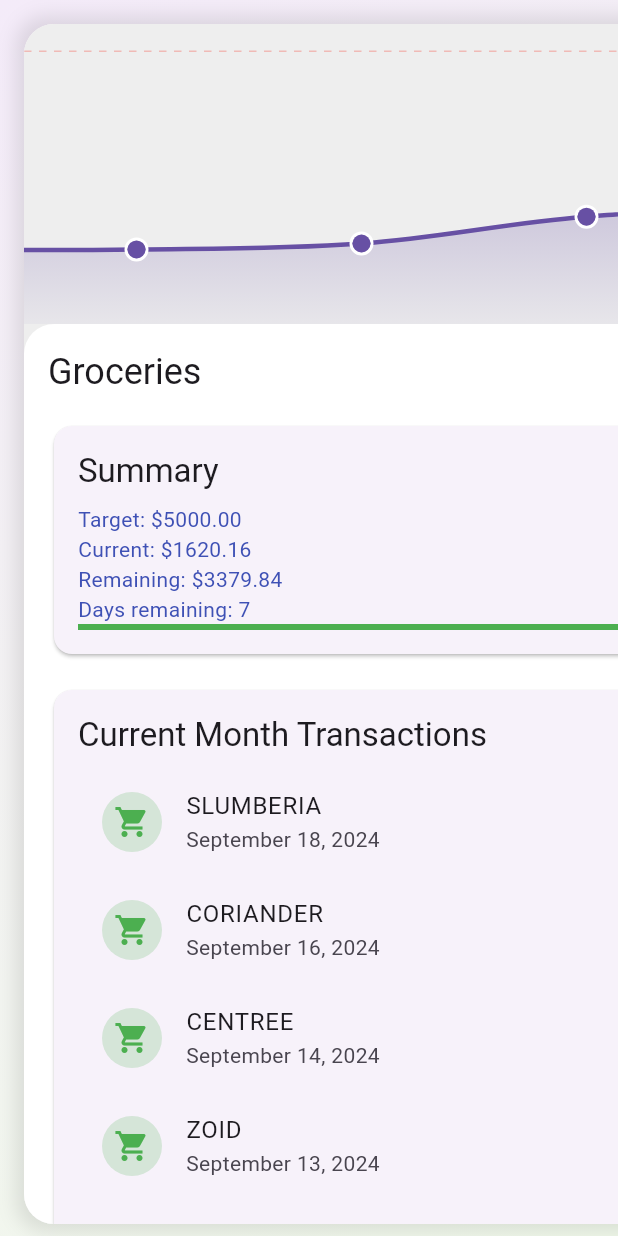
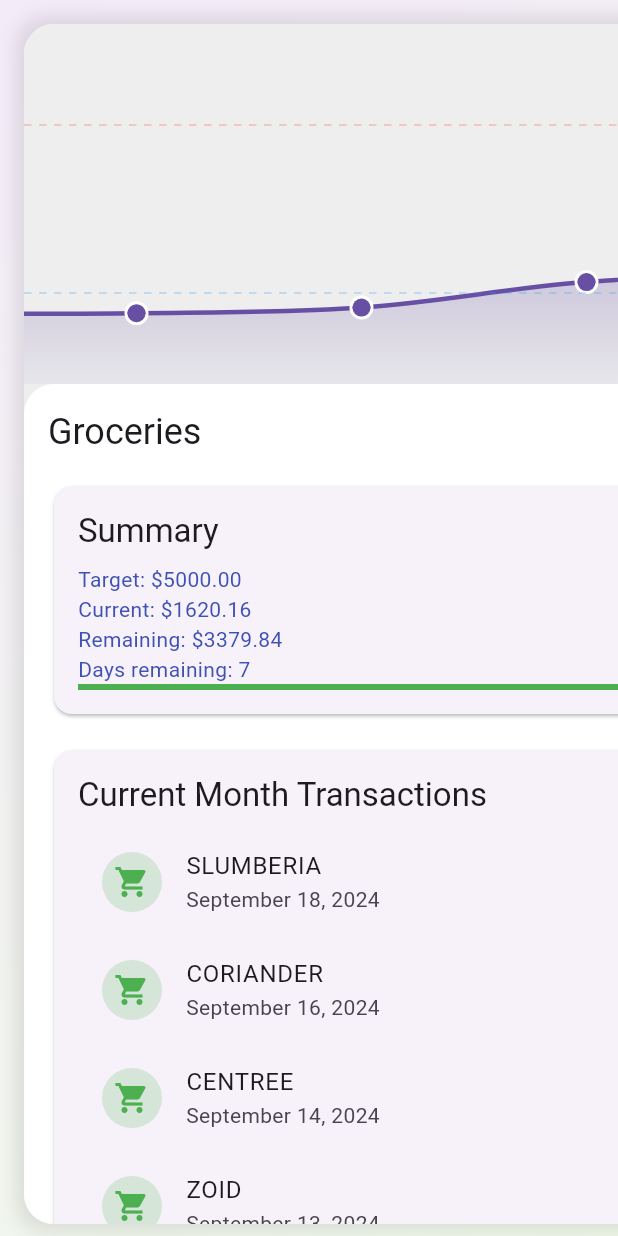
Before and after one commit to DylanCa/expensed_web_app, a Flutter app: the GoalDetails widget shown alone on an empty page, opened directly with sample values from the repository, on a phone screen of 412 x 824 dp. Run offline on Flutter 3.47's test engine with Material 3 defaults, Android fonts, the phone set to English and light mode, and no system bars; drawn by our look-alikes of fl_chart; our stand-ins replace go_router, rxdart.

Commit message:
Redesigned Goal Graph's container logic & added a line for Average per category

```diff
--- a/lib/components/goal_details.dart
+++ b/lib/components/goal_details.dart
@@ -23,21 +23,17 @@ class GoalDetails extends StatelessWidget {
       crossAxisAlignment: CrossAxisAlignment.start,
       children: [
         SizedBox(
-          height: 200, // Fixed height for the graph
-          child: ClipRect(
+          height: 240, // Updated to match the new graph height
           child: MonthlyAverageGraph(expenses: expenses, goal: goal),
         ),
-        ),
         Expanded(
-          child: SingleChildScrollView(
           child: Container(
             decoration: BoxDecoration(
               color: Colors.white,
-                borderRadius: BorderRadius.only(
-                  topLeft: Radius.circular(20),
-                  topRight: Radius.circular(20),
+              borderRadius: BorderRadius.vertical(top: Radius.circular(20)),
             ),
-              ),
+            child: SingleChildScrollView(
+              child: Padding(
                 padding: const EdgeInsets.all(16.0),
                 child: Column(
                   crossAxisAlignment: CrossAxisAlignment.start,
@@ -49,6 +45,7 @@ class GoalDetails extends StatelessWidget {
                     SizedBox(height: 16),
                     _buildTransactionsCard(context, expenses),
                   ],
+                ),
               ),
             ),
           ),
--- a/lib/components/monthly_average_graph.dart
+++ b/lib/components/monthly_average_graph.dart
@@ -21,7 +21,7 @@ class MonthlyAverageGraph extends StatelessWidget {
 
     if (monthlyTotals.isEmpty) {
       return SizedBox(
-        height: 200,
+        height: 240, // Increased height to accommodate top padding
         child: Center(child: Text('No data available')),
       );
     }
@@ -46,6 +46,11 @@ class MonthlyAverageGraph extends StatelessWidget {
     sortedEntries.insert(0, extraFirstEntry);
     sortedEntries.add(extraLastEntry);
 
+    // Calculate average monthly expense
+    final averageMonthlyExpense = monthlyTotals.values.isEmpty
+        ? 0.0
+        : monthlyTotals.values.reduce((a, b) => a + b) / monthlyTotals.length;
+
     return LayoutBuilder(
       builder: (context, constraints) {
         final graphWidth = constraints.maxWidth * 1.4; // 40% wider
@@ -54,10 +59,13 @@ class MonthlyAverageGraph extends StatelessWidget {
         return OverflowBox(
           maxWidth: graphWidth,
           child: SizedBox(
-            height: 200,
+            height: 240, // Increased height to accommodate top padding
             width: graphWidth,
             child: Padding(
-              padding: EdgeInsets.symmetric(horizontal: overflowAmount),
+              padding: EdgeInsets.only(
+                  top: 50,
+                  left: overflowAmount,
+                  right: overflowAmount), // Added top padding
               child: LineChart(
                 LineChartData(
                   minY: minY,
@@ -148,6 +156,24 @@ class MonthlyAverageGraph extends StatelessWidget {
                               'Goal: \$${goal.monthlyBudget.toStringAsFixed(2)}',
                         ),
                       ),
+                      HorizontalLine(
+                        y: averageMonthlyExpense,
+                        color: Colors.blue.withOpacity(0.3),
+                        strokeWidth: 1,
+                        dashArray: [5, 5],
+                        label: HorizontalLineLabel(
+                          show: true,
+                          alignment: Alignment.topRight,
+                          padding: EdgeInsets.only(right: 5, bottom: 5),
+                          style: TextStyle(
+                            color: Colors.blue.withOpacity(0.5),
+                            fontWeight: FontWeight.bold,
+                            fontSize: 10,
+                          ),
+                          labelResolver: (line) =>
+                              'Avg: \$${averageMonthlyExpense.toStringAsFixed(2)}',
+                        ),
+                      ),
                     ],
                   ),
                   clipData: FlClipData.none(),
```
Lines whose indentation alone changed are shown as unchanged.
